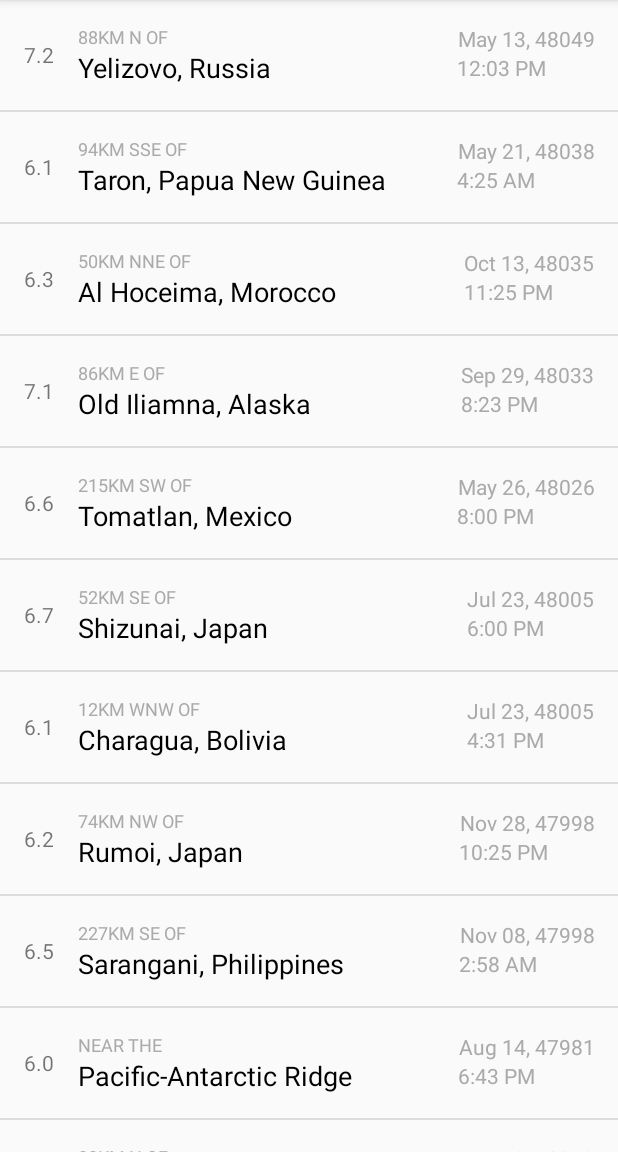
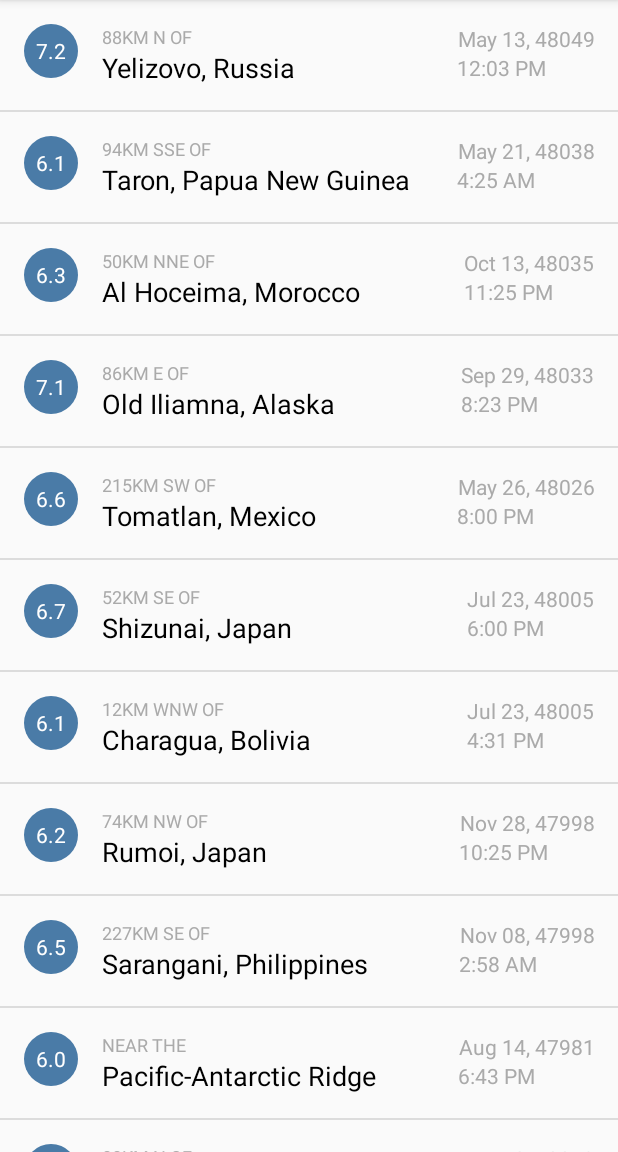
Before and after one commit to Gopikrishna19/learning-android, an Android app: the screen it shows after launch (MainActivity), on a phone screen of 412 x 824 dp, the part 84-1236 px from its top. Run offline under Robolectric (Android 15) with nearby library versions, the phone set to English and light mode, and no system bars.

Commit message:
set magnitude background

```diff
--- a/app/src/main/res/layout/list_item_location.xml
+++ b/app/src/main/res/layout/list_item_location.xml
@@ -9,11 +9,13 @@
 
     <TextView
         android:id="@+id/txtMagnitude"
-        android:layout_width="wrap_content"
-        android:layout_height="match_parent"
+        android:layout_width="@dimen/magnitude_diameter"
+        android:layout_height="@dimen/magnitude_diameter"
         android:layout_marginEnd="@dimen/activity_gutter"
         android:layout_marginRight="@dimen/activity_gutter"
-        android:gravity="center_vertical"
+        android:background="@drawable/magnitude"
+        android:gravity="center"
+        android:textColor="@android:color/white"
         tools:text="@string/magnitude"/>
 
     <LinearLayout
```
